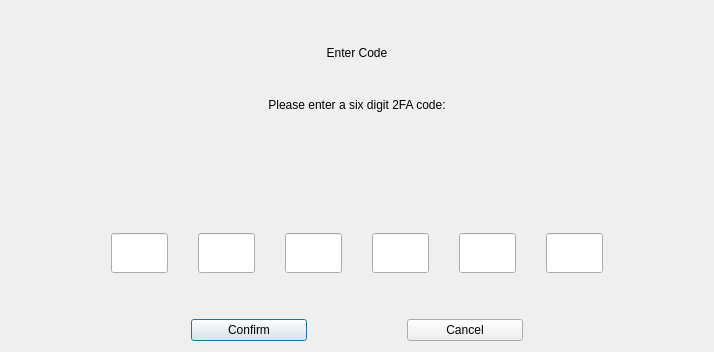
The window that src/qt/forms/2faconfirmdialog.ui (nashsclay/DAPSCoin) describes before a commit, drawn with Qt 5.
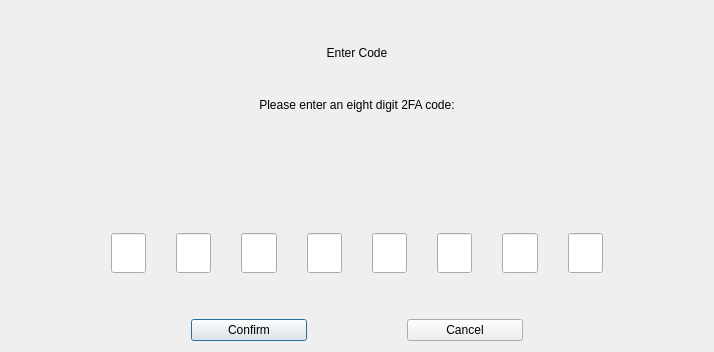
The same window after the commit.

Commit message: Change TOTP from 6 to 8 digits

The edit to the form file:
```diff
--- a/src/qt/forms/2faconfirmdialog.ui
+++ b/src/qt/forms/2faconfirmdialog.ui
@@ -42,7 +42,7 @@
      <item>
       <widget class="QLabel" name="label">
        <property name="text">
-        <string>Please enter a six digit 2FA code:</string>
+        <string>Please enter an eight digit 2FA code:</string>
        </property>
        <property name="alignment">
         <set>Qt::AlignCenter</set>
@@ -227,6 +227,62 @@
        </property>
       </widget>
      </item>
+	 <item>
+      <widget class="QLineEdit" name="txtcode_7">
+       <property name="enabled">
+        <bool>true</bool>
+       </property>
+       <property name="sizePolicy">
+        <sizepolicy hsizetype="Preferred" vsizetype="Preferred">
+         <horstretch>0</horstretch>
+         <verstretch>0</verstretch>
+        </sizepolicy>
+       </property>
+       <property name="minimumSize">
+        <size>
+         <width>0</width>
+         <height>40</height>
+        </size>
+       </property>
+       <property name="baseSize">
+        <size>
+         <width>0</width>
+         <height>0</height>
+        </size>
+       </property>
+       <property name="inputMethodHints">
+        <set>Qt::ImhDigitsOnly</set>
+       </property>
+      </widget>
+     </item>
+	 <item>
+      <widget class="QLineEdit" name="txtcode_8">
+       <property name="enabled">
+        <bool>true</bool>
+       </property>
+       <property name="sizePolicy">
+        <sizepolicy hsizetype="Preferred" vsizetype="Preferred">
+         <horstretch>0</horstretch>
+         <verstretch>0</verstretch>
+        </sizepolicy>
+       </property>
+       <property name="minimumSize">
+        <size>
+         <width>0</width>
+         <height>40</height>
+        </size>
+       </property>
+       <property name="baseSize">
+        <size>
+         <width>0</width>
+         <height>0</height>
+        </size>
+       </property>
+       <property name="inputMethodHints">
+        <set>Qt::ImhDigitsOnly</set>
+       </property>
+      </widget>
+     </item>
     </layout>
    </item>
    <item>
```
The commit also changes 4 other files.
